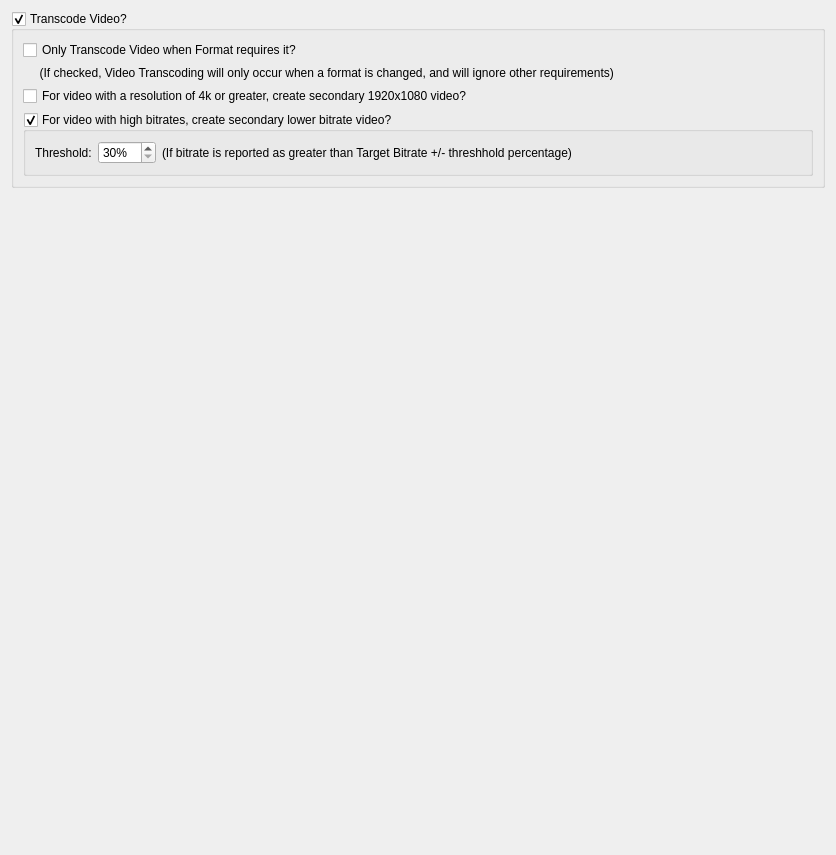
Qt form Preferences/UI/TranscodeVideoSettings.ui (towel42-com/MediaManager) before a commit.
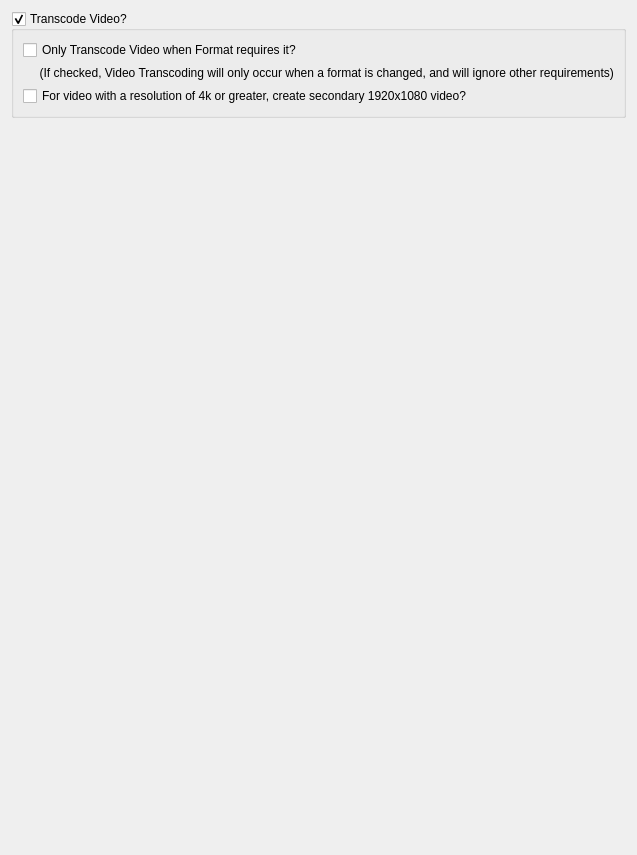
The same form after that commit.

Commit message: Rename API to better represent why the transcoding is going on Separate out audio and video from overall bitrate

```diff
--- a/Preferences/UI/TranscodeVideoSettings.ui
+++ b/Preferences/UI/TranscodeVideoSettings.ui
@@ -6,7 +6,7 @@
    <rect>
     <x>0</x>
     <y>0</y>
-    <width>836</width>
+    <width>485</width>
     <height>855</height>
    </rect>
   </property>
@@ -44,58 +44,6 @@
         </property>
        </widget>
       </item>
-      <item>
-       <widget class="QGroupBox" name="generateLowBitrateVideo">
-        <property name="title">
-         <string>For video with high bitrates, create secondary lower bitrate video?</string>
-        </property>
-        <property name="checkable">
-         <bool>true</bool>
-        </property>
-        <layout class="QGridLayout" name="gridLayout">
-         <item row="0" column="2">
-          <widget class="QLabel" name="label_13">
-           <property name="text">
-            <string>(If bitrate is reported as greater than Target Bitrate +/- threshhold percentage)</string>
-           </property>
-          </widget>
-         </item>
-         <item row="0" column="0">
-          <widget class="QLabel" name="label_12">
-           <property name="text">
-            <string>Threshold:</string>
-           </property>
-          </widget>
-         </item>
-         <item row="0" column="3">
-          <spacer name="horizontalSpacer_9">
-           <property name="orientation">
-            <enum>Qt::Horizontal</enum>
-           </property>
-           <property name="sizeHint" stdset="0">
-            <size>
-             <width>40</width>
-             <height>20</height>
-            </size>
-           </property>
-          </spacer>
-         </item>
-         <item row="0" column="1">
-          <widget class="QSpinBox" name="bitrateThreshold">
-           <property name="suffix">
-            <string>%</string>
-           </property>
-           <property name="minimum">
-            <number>30</number>
-           </property>
-           <property name="maximum">
-            <number>200</number>
-           </property>
-          </widget>
-         </item>
-        </layout>
-       </widget>
-      </item>
      </layout>
     </widget>
    </item>
```
Left out of the diff: 1 changed line with no effect on the pictures. The commit also changes 22 other files.
